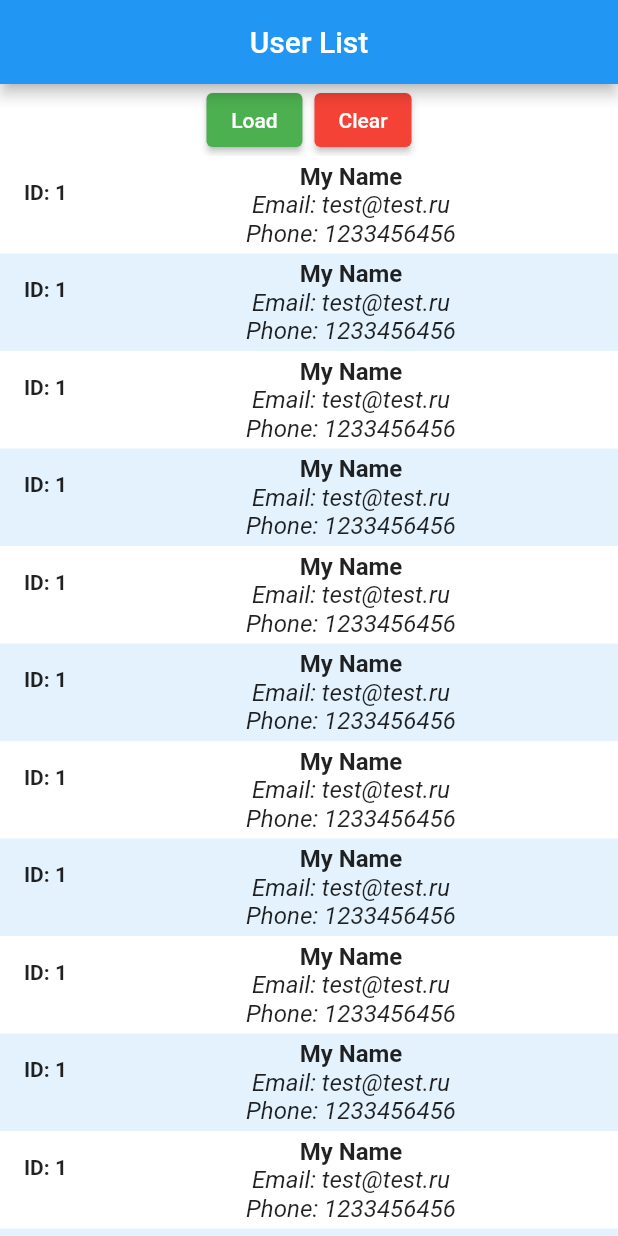
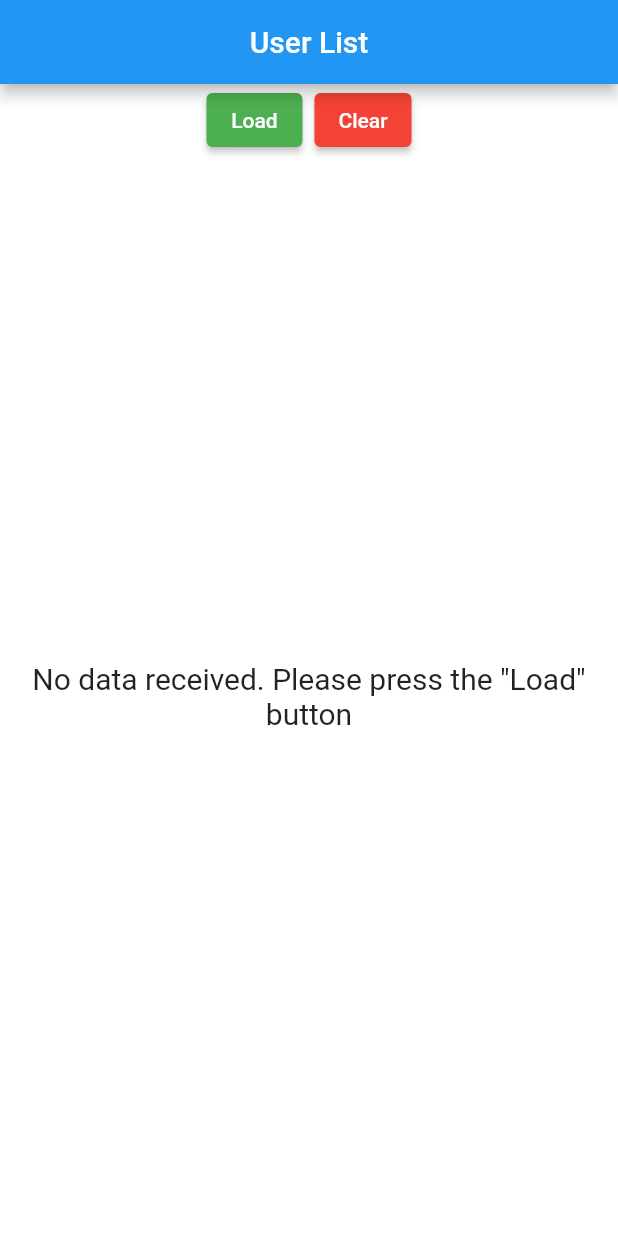
Before and after one commit to kboomska/learning-flutter-bloc, a Flutter app: the screen it shows after launch, on a phone screen of 412 x 824 dp. Run offline on Flutter 3.47's test engine with Material 2 defaults, Android fonts, the phone set to English and light mode, and no system bars; our stand-ins replace flutter_bloc.

Commit message:
Chapter 12: Flutter BLoC. Network requests (implementing UserBloc)

```diff
--- a/bloc_network_example/lib/main.dart
+++ b/bloc_network_example/lib/main.dart
@@ -11,7 +11,7 @@ class MyApp extends StatelessWidget {
 
   @override
   Widget build(BuildContext context) {
-    return const MaterialApp(
+    return MaterialApp(
       title: 'Flutter BLoC',
       home: HomePage(),
     );
--- a/bloc_network_example/lib/pages/home_page.dart
+++ b/bloc_network_example/lib/pages/home_page.dart
@@ -1,14 +1,22 @@
+import 'package:bloc_network_example/bloc/user_bloc.dart';
+import 'package:bloc_network_example/services/user_repository.dart';
 import 'package:flutter/material.dart';
+
+import 'package:flutter_bloc/flutter_bloc.dart';
 
 import 'package:bloc_network_example/widgets/action_buttons.dart';
 import 'package:bloc_network_example/widgets/user_list.dart';
 
 class HomePage extends StatelessWidget {
-  const HomePage({super.key});
+  final userRepository = UserRepository();
+
+  HomePage({super.key});
 
   @override
   Widget build(BuildContext context) {
-    return Scaffold(
+    return BlocProvider(
+      create: (context) => UserBloc(userRepository: userRepository),
+      child: Scaffold(
         appBar: AppBar(
           title: const Text('User List'),
           centerTitle: true,
@@ -21,6 +29,7 @@ class HomePage extends StatelessWidget {
             UserList(),
           ],
         ),
+      ),
     );
   }
 }
--- a/bloc_network_example/lib/widgets/action_buttons.dart
+++ b/bloc_network_example/lib/widgets/action_buttons.dart
@@ -1,15 +1,24 @@
 import 'package:flutter/material.dart';
+
+import 'package:bloc_network_example/bloc/user_event.dart';
+import 'package:bloc_network_example/bloc/user_bloc.dart';
+import 'package:flutter_bloc/flutter_bloc.dart';
 
 class ActionButtons extends StatelessWidget {
   const ActionButtons({super.key});
 
   @override
   Widget build(BuildContext context) {
+    // final userBloc = BlocProvider.of<UserBloc>(context, listen: false);
+    final userBloc = context.read<UserBloc>();
+
     return Row(
       mainAxisSize: MainAxisSize.min,
       children: [
         ElevatedButton(
-          onPressed: () {},
+          onPressed: () {
+            userBloc.add(UserLoadEvent());
+          },
           style: ElevatedButton.styleFrom(
             backgroundColor: Colors.green,
           ),
@@ -17,7 +26,9 @@ class ActionButtons extends StatelessWidget {
         ),
         const SizedBox(width: 8),
         ElevatedButton(
-          onPressed: () {},
+          onPressed: () {
+            userBloc.add(UserClearEvent());
+          },
           style: ElevatedButton.styleFrom(
             backgroundColor: Colors.red,
           ),
--- a/bloc_network_example/lib/widgets/user_list.dart
+++ b/bloc_network_example/lib/widgets/user_list.dart
@@ -1,4 +1,8 @@
 import 'package:flutter/material.dart';
+
+import 'package:bloc_network_example/bloc/user_state.dart';
+import 'package:bloc_network_example/bloc/user_bloc.dart';
+import 'package:flutter_bloc/flutter_bloc.dart';
 
 class UserList extends StatelessWidget {
   const UserList({super.key});
@@ -6,36 +10,66 @@ class UserList extends StatelessWidget {
   @override
   Widget build(BuildContext context) {
     return Expanded(
-      child: ListView.builder(
-        itemCount: 20,
+      child: BlocBuilder<UserBloc, UserState>(
+        builder: (context, state) {
+          if (state is UserEmptyState) {
+            return const Center(
+              child: Text(
+                'No data received. Please press the "Load" button',
+                style: TextStyle(
+                  fontSize: 20,
+                ),
+                textAlign: TextAlign.center,
+              ),
+            );
+          }
+          if (state is UserLoadingState) {
+            return const Center(
+              child: CircularProgressIndicator(),
+            );
+          }
+          if (state is UserErrorState) {
+            return const Center(
+              child: Text(
+                'Error fetching users',
+                style: TextStyle(
+                  fontSize: 20,
+                ),
+                textAlign: TextAlign.center,
+              ),
+            );
+          }
+          if (state is UserLoadedState) {
+            return ListView.builder(
+              itemCount: state.loadedUser.length,
               itemBuilder: (BuildContext context, int index) => Container(
                 color: index % 2 == 0 ? Colors.white : Colors.blue[50],
-          child: const ListTile(
+                child: ListTile(
                   leading: Text(
-              'ID: 1',
-              style: TextStyle(
+                    'ID: ${state.loadedUser[index].id}',
+                    style: const TextStyle(
                       fontWeight: FontWeight.bold,
                     ),
                   ),
                   title: Column(
                     children: [
                       Text(
-                  'My Name',
-                  style: TextStyle(
+                        state.loadedUser[index].name,
+                        style: const TextStyle(
                           fontWeight: FontWeight.bold,
                         ),
                       ),
                       Column(
                         children: [
                           Text(
-                      'Email: test@test.ru',
-                      style: TextStyle(
+                            'Email: ${state.loadedUser[index].email}',
+                            style: const TextStyle(
                               fontStyle: FontStyle.italic,
                             ),
                           ),
                           Text(
-                      'Phone: 1233456456',
-                      style: TextStyle(
+                            'Phone: ${state.loadedUser[index].phone}',
+                            style: const TextStyle(
                               fontStyle: FontStyle.italic,
                             ),
                           ),
@@ -45,6 +79,10 @@ class UserList extends StatelessWidget {
                   ),
                 ),
               ),
+            );
+          }
+          return const SizedBox.shrink();
+        },
       ),
     );
   }
```
Lines whose indentation alone changed are shown as unchanged.
